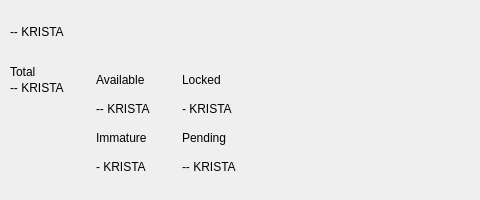
The window that src/qt/kristatech/forms/topbar.ui (bedri/KristaTech-KRISTA) describes before a commit, drawn with Qt 5; both pictures show x 0 to 480 and y 0 to 200 of the 838 by 200 pixel window.
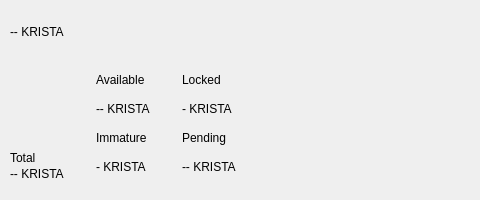
The same window after the commit. Custom widgets are drawn as their Qt base class.

Commit message: GUI: Increase topbar brand logo size and align Total balance to lower row

Patch:
```diff
--- a/src/qt/kristatech/forms/topbar.ui
+++ b/src/qt/kristatech/forms/topbar.ui
@@ -427,20 +427,6 @@
                   <property name="bottomMargin">
                    <number>0</number>
                   </property>
-                  <item>
-                   <widget class="QLabel" name="labelTitle1">
-                    <property name="text">
-                     <string>Total</string>
-                    </property>
-                   </widget>
-                  </item>
-                  <item>
-                   <widget class="QLabel" name="labelAmountPiv">
-                    <property name="text">
-                     <string notr="true">-- KRISTA</string>
-                    </property>
-                   </widget>
-                  </item>
                   <item>
                    <spacer name="verticalSpacer_Total">
                     <property name="orientation">
@@ -454,6 +440,20 @@
                     </property>
                    </spacer>
                   </item>
+                  <item>
+                   <widget class="QLabel" name="labelTitle1">
+                    <property name="text">
+                     <string>Total</string>
+                    </property>
+                   </widget>
+                  </item>
+                  <item>
+                   <widget class="QLabel" name="labelAmountPiv">
+                    <property name="text">
+                     <string notr="true">-- KRISTA</string>
+                    </property>
+                   </widget>
+                  </item>
                  </layout>
                 </widget>
                </item>
```
The commit also changes 1 other file.
